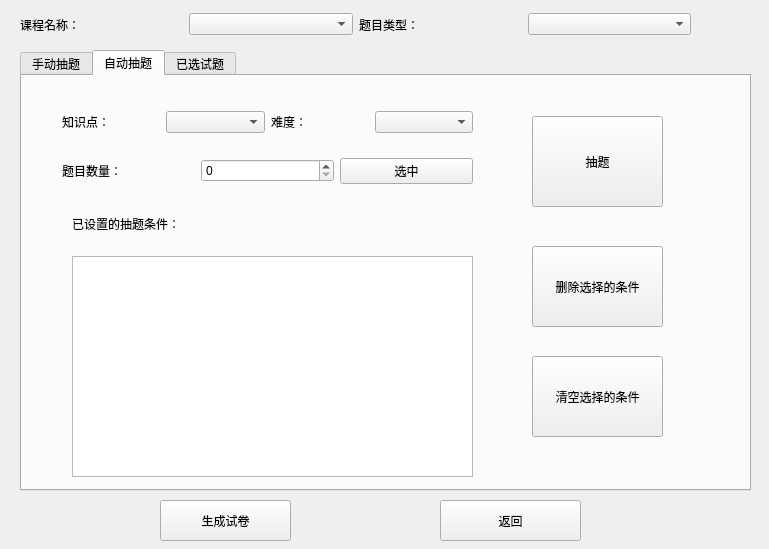
Qt form newtestform.ui (andyhuzhill/PaperGenerator) before a commit.
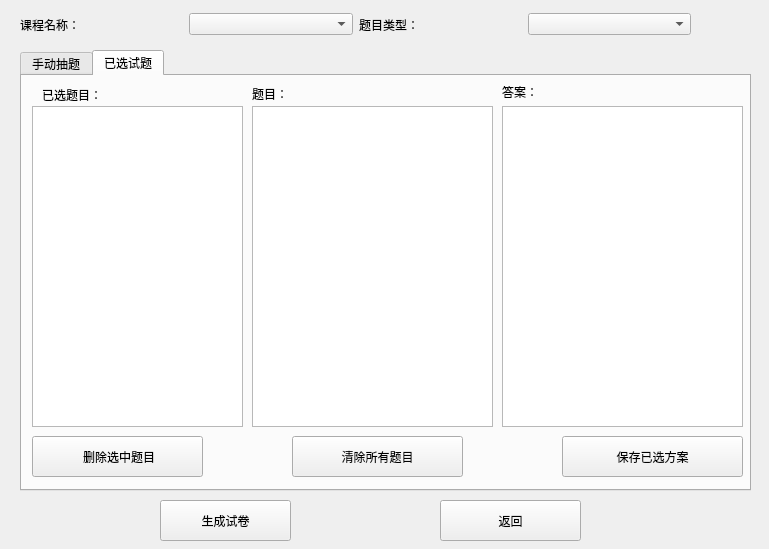
The same form after that commit.

Commit message: 删除 之前的 自动组卷页面

The edit to the form file:
```diff
--- a/newtestform.ui
+++ b/newtestform.ui
@@ -261,139 +261,6 @@
      </layout>
     </widget>
    </widget>
-   <widget class="QWidget" name="tab_2">
-    <attribute name="title">
-     <string>自动抽题</string>
-    </attribute>
-    <widget class="QLabel" name="label_9">
-     <property name="geometry">
-      <rect>
-       <x>50</x>
-       <y>140</y>
-       <width>151</width>
-       <height>16</height>
-      </rect>
-     </property>
-     <property name="text">
-      <string>已设置的抽题条件：</string>
-     </property>
-    </widget>
-    <widget class="QPushButton" name="autoChooseQuestions">
-     <property name="geometry">
-      <rect>
-       <x>510</x>
-       <y>40</y>
-       <width>131</width>
-       <height>91</height>
-      </rect>
-     </property>
-     <property name="text">
-      <string>抽题</string>
-     </property>
-    </widget>
-    <widget class="QPushButton" name="clearButton">
-     <property name="geometry">
-      <rect>
-       <x>510</x>
-       <y>280</y>
-       <width>131</width>
-       <height>81</height>
-      </rect>
-     </property>
-     <property name="text">
-      <string>清空选择的条件</string>
-     </property>
-    </widget>
-    <widget class="QWidget" name="layoutWidget4">
-     <property name="geometry">
-      <rect>
-       <x>40</x>
-       <y>16</y>
-       <width>411</width>
-       <height>111</height>
-      </rect>
-     </property>
-     <layout class="QVBoxLayout" name="verticalLayout">
-      <item>
-       <layout class="QHBoxLayout" name="horizontalLayout_4">
-        <item>
-         <widget class="QLabel" name="label_13">
-          <property name="text">
-           <string>知识点：</string>
-          </property>
-         </widget>
-        </item>
-        <item>
-         <widget class="QComboBox" name="pointsCB_2"/>
-        </item>
-        <item>
-         <widget class="QLabel" name="label_14">
-          <property name="text">
-           <string>难度：</string>
-          </property>
-         </widget>
-        </item>
-        <item>
-         <widget class="QComboBox" name="difficultyCB_2"/>
-        </item>
-       </layout>
-      </item>
-      <item>
-       <layout class="QHBoxLayout" name="horizontalLayout_3">
-        <item>
-         <widget class="QLabel" name="label_8">
-          <property name="text">
-           <string>题目数量：</string>
-          </property>
-         </widget>
-        </item>
-        <item>
-         <widget class="QSpinBox" name="questNum"/>
-        </item>
-        <item>
-         <widget class="QPushButton" name="chooseMany">
-          <property name="text">
-           <string>选中</string>
-          </property>
-         </widget>
-        </item>
-       </layout>
-      </item>
-     </layout>
-    </widget>
-    <widget class="QListWidget" name="alreadySelected">
-     <property name="geometry">
-      <rect>
-       <x>50</x>
-       <y>180</y>
-       <width>401</width>
-       <height>221</height>
-      </rect>
-     </property>
-     <property name="selectionMode">
-      <enum>QAbstractItemView::MultiSelection</enum>
-     </property>
-    </widget>
-    <widget class="QPushButton" name="deleteSelectedButton">
-     <property name="geometry">
-      <rect>
-       <x>510</x>
-       <y>170</y>
-       <width>131</width>
-       <height>81</height>
-      </rect>
-     </property>
-     <property name="text">
-      <string>删除选择的条件</string>
-     </property>
-    </widget>
-    <zorder>layoutWidget4</zorder>
-    <zorder>label_9</zorder>
-    <zorder>autoChooseQuestions</zorder>
-    <zorder>clearButton</zorder>
-    <zorder>alreadySelected</zorder>
-    <zorder>deleteSelectedButton</zorder>
-   </widget>
    <widget class="QWidget" name="alreadyTab">
     <attribute name="title">
      <string>已选试题</string>
```
The commit also changes 7 other files.
